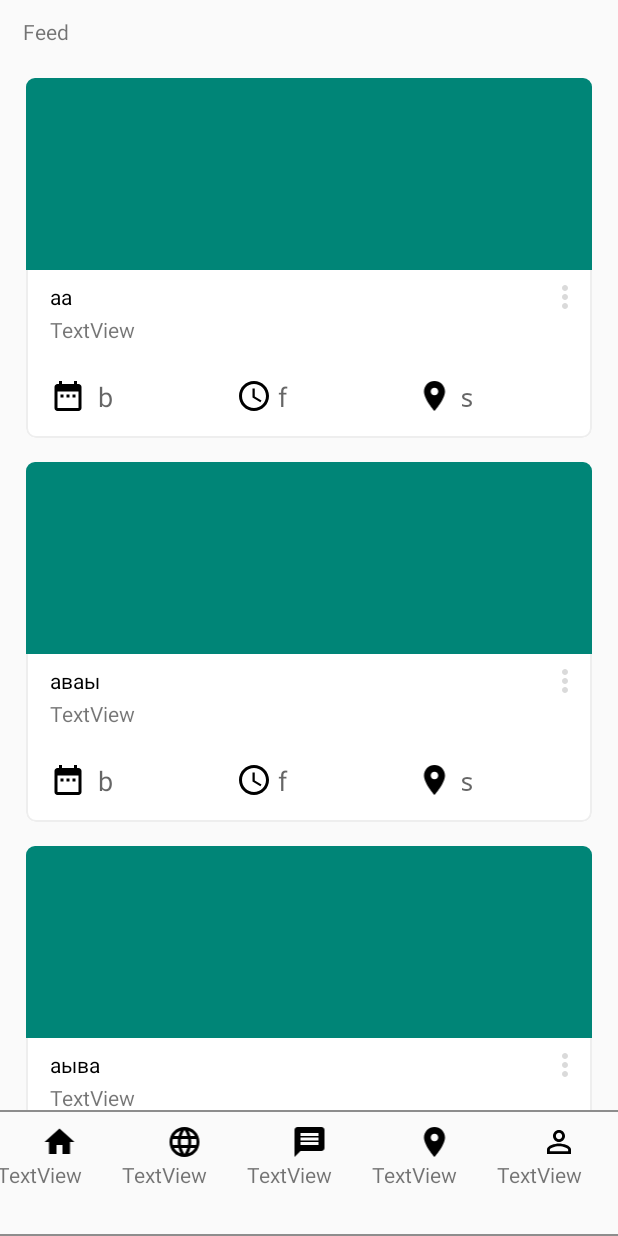
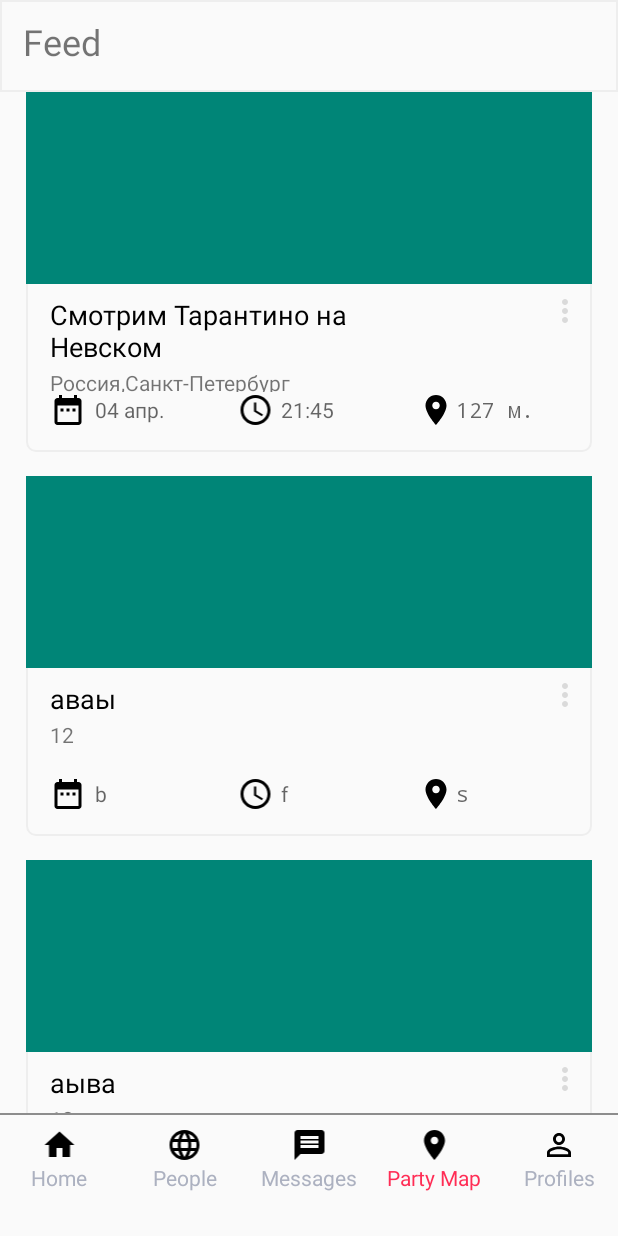
Before and after one commit to vladcto/Samsung-PartyUp, an Android app: the screen it shows after launch (MainActivity), on a phone screen of 412 x 824 dp. Run offline under Robolectric (Android 15) with nearby library versions, the phone set to English and light mode, and no system bars.

Commit message:
Изменения дизайна(цвета шрифтов и их размеры).Добавил изменение местоположения вечеринки.

```diff
--- a/app/src/main/java/com/example/samsung_partyup/Adapter.java
+++ b/app/src/main/java/com/example/samsung_partyup/Adapter.java
@@ -45,6 +45,7 @@ public class Adapter extends RecyclerView.Adapter<Adapter.ViewHolder> {
         private TextView textDate;
         private TextView textTime;
         private TextView textGeo;
+        private TextView textPlace;
 
         public ViewHolder(View items){
             super(items);
@@ -53,6 +54,7 @@ public class Adapter extends RecyclerView.Adapter<Adapter.ViewHolder> {
             textDate = items.findViewById(R.id.textDate);
             textTime = items.findViewById(R.id.textTime);
             textGeo = items.findViewById(R.id.textGeo);
+            textPlace = items.findViewById(R.id.textPlace);
         }
 
         public void bind(PartyInfo _party){
@@ -61,6 +63,7 @@ public class Adapter extends RecyclerView.Adapter<Adapter.ViewHolder> {
             textDate.setText(_party.getTextDate());
             textTime.setText(_party.getTextTime());
             textGeo.setText(_party.getTextGeo());
+            textPlace.setText(_party.getTextPlace());
         }
     }
 }
--- a/app/src/main/java/com/example/samsung_partyup/MainActivity.java
+++ b/app/src/main/java/com/example/samsung_partyup/MainActivity.java
@@ -5,8 +5,6 @@ import androidx.recyclerview.widget.LinearLayoutManager;
 import androidx.recyclerview.widget.RecyclerView;
 
 import android.os.Bundle;
-
-import java.util.ArrayList;
 
 public class MainActivity extends AppCompatActivity {
 
@@ -22,15 +20,20 @@ public class MainActivity extends AppCompatActivity {
         Adapter adapter = new Adapter();
         recyclerView.setAdapter(adapter);
 
-        adapter.setItems(new PartyInfo(0,"aа","b",
+        adapter.setItems(new PartyInfo(0,"Смотрим Тарантино на Невском",
+                "Россия,Санкт-Петербург","04 апр.",
+                "21:45","127 м."));
+        adapter.setItems(new PartyInfo(0,"aваы",
+                "12","b",
                 "f","s"));
-        adapter.setItems(new PartyInfo(0,"aваы","b",
+        adapter.setItems(new PartyInfo(0,"aыва",
+                "12","b",
                 "f","s"));
-        adapter.setItems(new PartyInfo(0,"aыва","b",
+        adapter.setItems(new PartyInfo(0,"aфыввфы",
+                "12","b",
                 "f","s"));
-        adapter.setItems(new PartyInfo(0,"aфыввфы","b",
-                "f","s"));
-        adapter.setItems(new PartyInfo(0,"уй123фвыa","b",
+        adapter.setItems(new PartyInfo(0,"уй123фвыa",
+                "12","b",
                 "f","s"));
     }
 
--- a/app/src/main/java/com/example/samsung_partyup/PartyInfo.java
+++ b/app/src/main/java/com/example/samsung_partyup/PartyInfo.java
@@ -6,13 +6,15 @@ public class PartyInfo {
     private String textDate;
     private String textTime;
     private String textGeo;
+    private String textPlace;
 
-    public PartyInfo(int imageParty, String textDescription, String textDate, String textTime, String textGeo) {
+    public PartyInfo(int imageParty, String textDescription,String textPlace, String textDate, String textTime, String textGeo) {
         this.imageParty = imageParty;
         this.textDescription = textDescription;
         this.textDate = textDate;
         this.textTime = textTime;
         this.textGeo = textGeo;
+        this.textPlace = textPlace;
     }
 
     public int getImageParty() {
@@ -34,4 +36,6 @@ public class PartyInfo {
     public String getTextGeo() {
         return textGeo;
     }
+
+    public String getTextPlace(){return textPlace;}
 }
--- a/app/src/main/res/drawable/border_up.xml
+++ b/app/src/main/res/drawable/border_up.xml
@@ -4,5 +4,4 @@
     <stroke
         android:width="1dp"
         android:color="@color/colorBorder" />
-    <corners android:radius="6dp" />
 </shape>
--- a/app/src/main/res/layout/activity_main.xml
+++ b/app/src/main/res/layout/activity_main.xml
@@ -16,14 +16,16 @@
         app:layout_constraintTop_toTopOf="parent">
 
         <TextView
+            android:background="@drawable/border_up"
             android:id="@+id/textView"
             android:layout_width="match_parent"
-            android:layout_height="52dp"
+            android:layout_height="wrap_content"
             android:paddingLeft="15dp"
             android:paddingTop="11dp"
             android:paddingBottom="17dp"
             android:text="@string/Feed"
-            android:textAllCaps="false" />
+            android:textAllCaps="false"
+            android:textSize="24sp" />
 
         <androidx.recyclerview.widget.RecyclerView
             android:id="@+id/recyclerView"
@@ -43,6 +45,7 @@
             android:layout_height="84dp"
             android:layout_marginLeft="-2dp"
             android:layout_marginRight="-2dp"
+            android:layout_marginBottom="-2dp"
             android:layout_weight="0"
             android:background="@drawable/border_gray"
             android:orientation="horizontal">
@@ -51,6 +54,7 @@
                 android:layout_width="match_parent"
                 android:layout_height="match_parent"
                 android:layout_weight="1"
+                android:clickable="true"
                 android:orientation="vertical">
 
                 <ImageView
@@ -64,13 +68,16 @@
                     android:id="@+id/textView5"
                     android:layout_width="match_parent"
                     android:layout_height="match_parent"
-                    android:text="TextView" />
+                    android:gravity="center|top"
+                    android:text="@string/Home"
+                    android:textColor="@color/colorFont" />
             </LinearLayout>
 
             <LinearLayout
                 android:layout_width="match_parent"
                 android:layout_height="match_parent"
                 android:layout_weight="1"
+                android:clickable="true"
                 android:orientation="vertical">
 
                 <ImageView
@@ -84,13 +91,16 @@
                     android:id="@+id/textView8"
                     android:layout_width="match_parent"
                     android:layout_height="match_parent"
-                    android:text="TextView" />
+                    android:gravity="center|top"
+                    android:text="@string/People"
+                    android:textColor="@color/colorFont" />
             </LinearLayout>
 
             <LinearLayout
                 android:layout_width="match_parent"
                 android:layout_height="match_parent"
                 android:layout_weight="1"
+                android:clickable="true"
                 android:orientation="vertical">
 
                 <ImageView
@@ -104,13 +114,16 @@
                     android:id="@+id/textView9"
                     android:layout_width="match_parent"
                     android:layout_height="match_parent"
-                    android:text="TextView" />
+                    android:gravity="center|top"
+                    android:text="@string/Messages"
+                    android:textColor="@color/colorFont" />
             </LinearLayout>
 
             <LinearLayout
                 android:layout_width="match_parent"
                 android:layout_height="match_parent"
                 android:layout_weight="1"
+                android:clickable="true"
                 android:orientation="vertical">
 
                 <ImageView
@@ -124,13 +137,16 @@
                     android:id="@+id/textView11"
                     android:layout_width="match_parent"
                     android:layout_height="match_parent"
-                    android:text="TextView" />
+                    android:gravity="center|top"
+                    android:text="@string/PartyMap"
+                    android:textColor="@color/colorSelectFont" />
             </LinearLayout>
 
             <LinearLayout
                 android:layout_width="match_parent"
                 android:layout_height="match_parent"
                 android:layout_weight="1"
+                android:clickable="true"
                 android:orientation="vertical">
 
                 <ImageView
@@ -144,7 +160,10 @@
                     android:id="@+id/textView12"
                     android:layout_width="match_parent"
                     android:layout_height="match_parent"
-                    android:text="TextView" />
+                    android:layout_gravity="center"
+                    android:gravity="center|top"
+                    android:text="@string/Profiles"
+                    android:textColor="@color/colorFont" />
             </LinearLayout>
         </LinearLayout>
 
--- a/app/src/main/res/layout/list_party.xml
+++ b/app/src/main/res/layout/list_party.xml
@@ -8,18 +8,6 @@
     android:layout_marginRight="16dp"
     android:gravity="top"
     android:orientation="vertical">
-
-    <androidx.cardview.widget.CardView
-        android:id="@+id/card_view"
-
-        android:layout_width="match_parent"
-        android:layout_height="match_parent"
-        android:layout_weight="0"
-        android:background="@drawable/border"
-        app:cardCornerRadius="6dp"
-        app:cardElevation="0dp"
-        app:cardPreventCornerOverlap="false"
-        app:cardUseCompatPadding="false">
 
     <LinearLayout
 
@@ -33,6 +21,7 @@
             android:layout_width="match_parent"
             android:layout_height="128dp"
             android:layout_gravity="bottom"
+            android:adjustViewBounds="false"
             android:background="@drawable/border_up"
             android:cropToPadding="true"
             android:scaleType="fitCenter"
@@ -62,11 +51,13 @@
                     <TextView
                         android:id="@+id/textDescrip"
                         android:layout_width="match_parent"
-                            android:layout_height="match_parent"
+                        android:layout_height="wrap_content"
+                        android:layout_marginRight="60dp"
                         android:layout_weight="1"
                         android:paddingTop="8dp"
                         android:text="TextView"
-                            android:textColor="#000000" />
+                        android:textColor="#000000"
+                        android:textSize="18sp" />
 
                     <ImageView
                         android:id="@+id/imageView"
@@ -78,11 +69,13 @@
                 </LinearLayout>
 
                 <TextView
-                        android:id="@+id/textPosition"
+                    android:id="@+id/textPlace"
                     android:layout_width="match_parent"
                     android:layout_height="match_parent"
-                        android:layout_weight="0"
-                        android:text="TextView" />
+                    android:layout_marginRight="40dp"
+                    android:paddingTop="2dp"
+                    android:text="TextView"
+                    android:textSize="14sp" />
 
             </LinearLayout>
 
@@ -99,6 +92,7 @@
                 android:layout_height="match_parent"
                 android:layout_marginLeft="16dp"
                 android:layout_weight="1"
+                android:paddingRight="-4dp"
                 android:scaleType="fitStart"
                 app:srcCompat="@drawable/ic_date_range_black_24dp"
                 tools:srcCompat="@drawable/ic_date_range_black_24dp" />
@@ -108,8 +102,10 @@
                 android:layout_width="80dp"
                 android:layout_height="match_parent"
                 android:layout_weight="1"
+                android:gravity="center|left"
                 android:text="TextView"
-                    android:textAppearance="@style/TextAppearance.AppCompat.Medium" />
+                android:textAppearance="@style/TextAppearance.AppCompat.Medium"
+                android:textSize="14sp" />
 
             <ImageView
                 android:id="@+id/imageView2"
@@ -123,12 +119,14 @@
                 android:layout_width="80dp"
                 android:layout_height="match_parent"
                 android:layout_weight="1"
+                android:gravity="center|left"
                 android:text="TextView"
-                    android:textAppearance="@style/TextAppearance.AppCompat.Medium" />
+                android:textAppearance="@style/TextAppearance.AppCompat.Medium"
+                android:textSize="14sp" />
 
             <ImageView
                 android:id="@+id/imageView3"
-                    android:layout_width="wrap_content"
+                android:layout_width="16dp"
                 android:layout_height="wrap_content"
                 android:layout_weight="1"
                 app:srcCompat="@drawable/ic_location_on_black_24dp" />
@@ -139,8 +137,10 @@
                 android:layout_height="match_parent"
                 android:layout_weight="1"
                 android:fontFamily="monospace"
+                android:gravity="center|left"
                 android:text="TextView"
-                    android:textAppearance="@style/TextAppearance.AppCompat.Medium" />
+                android:textAppearance="@style/TextAppearance.AppCompat.Medium"
+                android:textSize="14sp" />
 
         </LinearLayout>
 
@@ -150,7 +150,6 @@
             android:layout_weight="1" />
 
     </LinearLayout>
-    </androidx.cardview.widget.CardView>
 
     <Space
         android:layout_width="match_parent"
--- a/app/src/main/res/values/colors.xml
+++ b/app/src/main/res/values/colors.xml
@@ -5,4 +5,6 @@
     <color name="colorAccent">#D81B60</color>
     <color name="colorBorder">#EEEEEE</color>
     <color name="colorGrayBorder">#8D8D8D</color>
+    <color name="colorFont">#ACB1C0</color>
+    <color name="colorSelectFont">#FF2D55</color>
 </resources>
--- a/app/src/main/res/values/strings.xml
+++ b/app/src/main/res/values/strings.xml
@@ -1,4 +1,9 @@
 <resources>
     <string name="app_name">Samsung - PartyUp</string>
     <string name="Feed">Feed</string>
+    <string name="Home">Home</string>
+    <string name="People">People</string>
+    <string name="Messages">Messages</string>
+    <string name="PartyMap">Party Map</string>
+    <string name="Profiles">Profiles</string>
 </resources>
```
Lines whose indentation alone changed are shown as unchanged.
